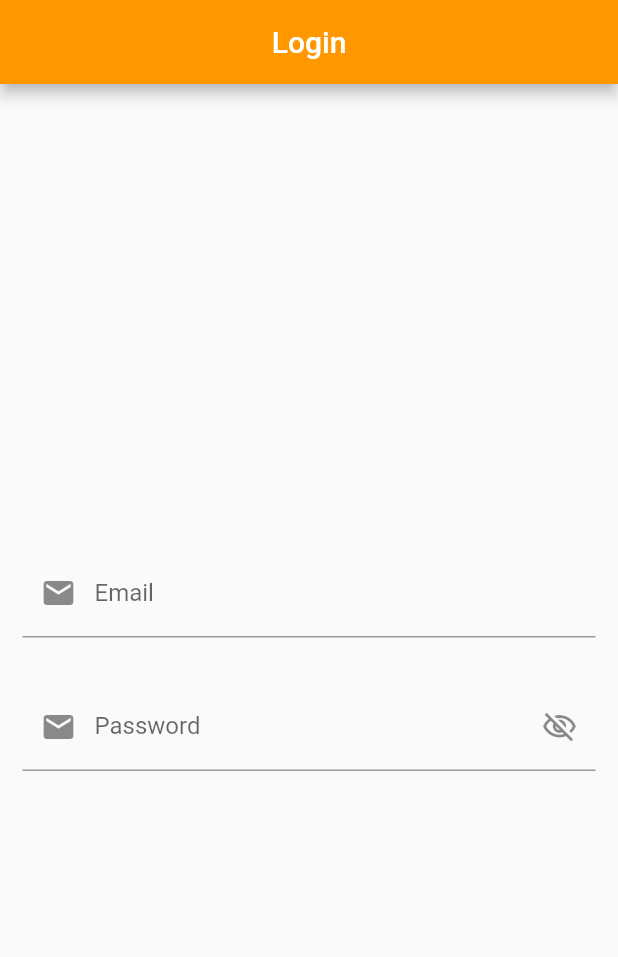
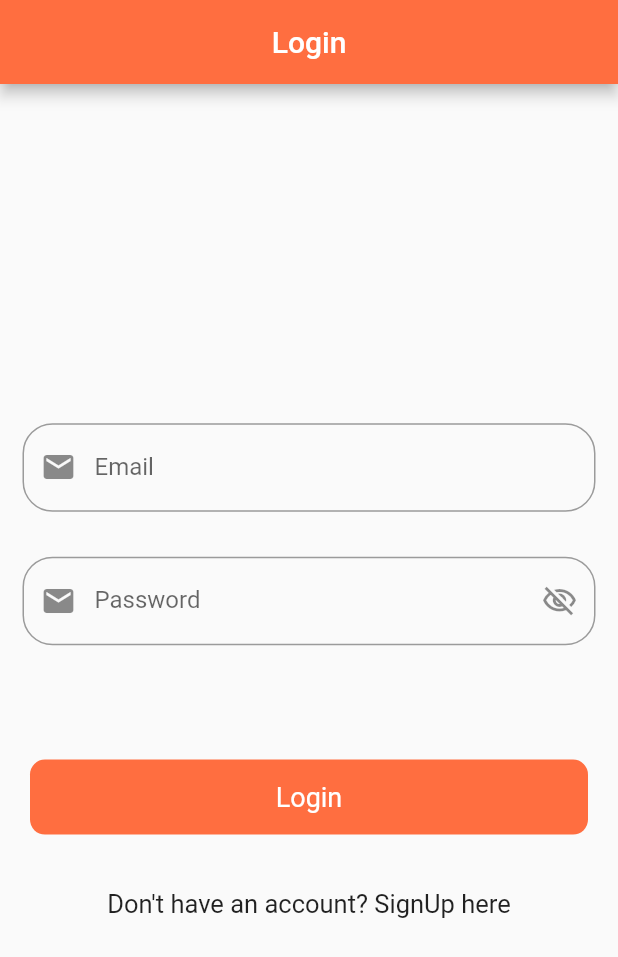
Before and after one commit to sumitpant190/imdb_app, a Flutter app: the screen it shows after launch, on a phone screen of 412 x 824 dp. Shown: the top 957 px of the screen. Run offline on Flutter 3.47's test engine with Material 2 defaults, Android fonts, the phone set to English and light mode, and no system bars.

Commit message:
login and signup design completed

```diff
--- a/lib/res/color.dart
+++ b/lib/res/color.dart
@@ -1,5 +1,5 @@
 import 'package:flutter/material.dart';
 
 class AppColors {
-  static const Color orangeColor = Colors.orange;
+  static const Color orangeColor = Colors.deepOrangeAccent;
 }
--- /dev/null
+++ b/lib/res/components/button.dart
@@ -0,0 +1,31 @@
+// ignore_for_file: public_member_api_docs, sort_constructors_first
+import 'package:flutter/material.dart';
+import 'package:imdb_app/res/color.dart';
+
+class MyButton extends StatelessWidget {
+  final String title;
+  final VoidCallback onPressed;
+  const MyButton({
+    Key? key,
+    required this.title,
+    required this.onPressed,
+  }) : super(key: key);
+
+  @override
+  Widget build(BuildContext context) {
+    return Padding(
+      padding: const EdgeInsets.all(20.0),
+      child: Container(
+        decoration: BoxDecoration(
+            color: AppColors.orangeColor,
+            borderRadius: BorderRadius.circular(10)),
+        height: 50,
+        child: Center(
+            child: Text(
+          title,
+          style: TextStyle(color: Colors.white, fontSize: 18),
+        )),
+      ),
+    );
+  }
+}
--- a/lib/views/login_view.dart
+++ b/lib/views/login_view.dart
@@ -1,5 +1,7 @@
 import 'package:flutter/material.dart';
 import 'package:imdb_app/res/color.dart';
+import 'package:imdb_app/res/components/button.dart';
+import 'package:imdb_app/utils/routes/route_name.dart';
 
 class LoginScreen extends StatefulWidget {
   const LoginScreen({super.key});
@@ -16,6 +18,7 @@ class _LoginScreenState extends State<LoginScreen> {
 
   @override
   Widget build(BuildContext context) {
+    final height = MediaQuery.of(context).size.height;
     return Scaffold(
       appBar: AppBar(
         backgroundColor: AppColors.orangeColor,
@@ -31,14 +34,15 @@ class _LoginScreenState extends State<LoginScreen> {
           Padding(
             padding: const EdgeInsets.all(15.0),
             child: TextFormField(
-              controller: _emailController,
-              keyboardType: TextInputType.emailAddress,
-              decoration: InputDecoration(
+                controller: _emailController,
+                keyboardType: TextInputType.emailAddress,
+                decoration: InputDecoration(
                   prefixIcon: Icon(Icons.email),
                   labelText: 'Email',
-                  focusColor: AppColors.orangeColor,
-                  hoverColor: AppColors.orangeColor),
-            ),
+                  border: OutlineInputBorder(
+                      borderRadius: BorderRadius.circular(20),
+                      borderSide: BorderSide(color: AppColors.orangeColor)),
+                )),
           ),
           ValueListenableBuilder(
             valueListenable: _obsecurePassword,
@@ -49,6 +53,9 @@ class _LoginScreenState extends State<LoginScreen> {
                 controller: _passwordController,
                 obscuringCharacter: '*',
                 decoration: InputDecoration(
+                    border: OutlineInputBorder(
+                        borderRadius: BorderRadius.circular(20),
+                        borderSide: BorderSide(color: AppColors.orangeColor)),
                     prefixIcon: Icon(Icons.email),
                     labelText: 'Password',
                     focusColor: AppColors.orangeColor,
@@ -64,6 +71,22 @@ class _LoginScreenState extends State<LoginScreen> {
                     )),
               ),
             ),
+          ),
+          SizedBox(
+            height: height * 0.05,
+          ),
+          MyButton(title: 'Login', onPressed: () {}),
+          SizedBox(
+            height: height * 0.02,
+          ),
+          InkWell(
+            onTap: () {
+              Navigator.pushNamed(context, RoutesName.signUp);
+            },
+            child: Text(
+              "Don't have an account? SignUp here",
+              style: TextStyle(fontSize: 17),
+            ),
           )
         ],
       ),
```
Also changed, not shown: lib/views/signup_view.dart (+82 -1 lines).
